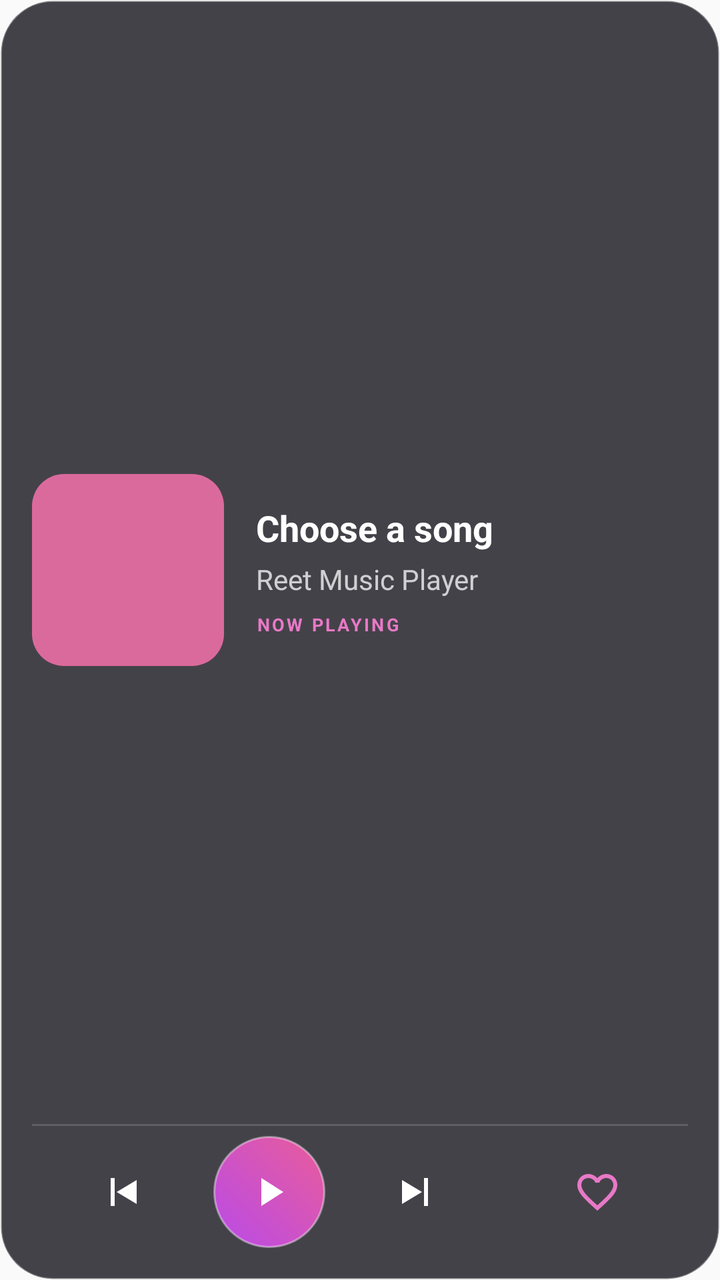
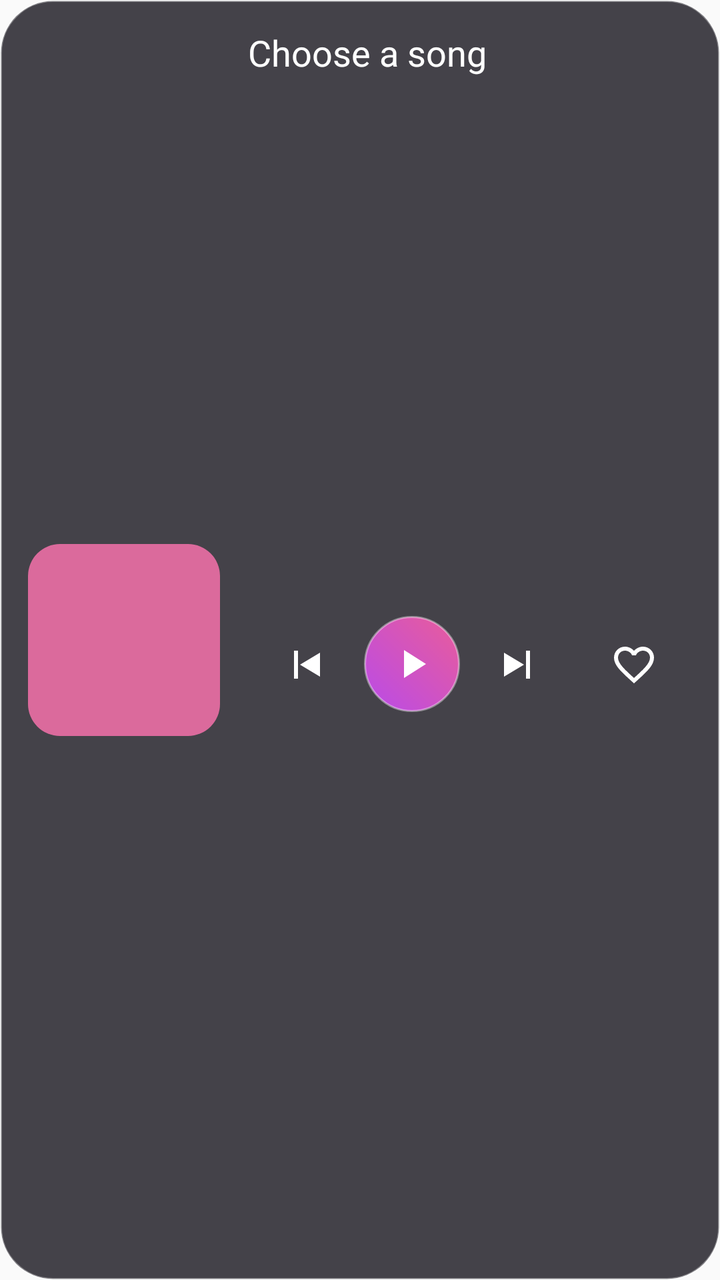

Screens rendered from an Android XML layout before and after an edit, with the pre-edit source and the edit as a unified diff.
<!-- AndroidManifest.xml: application theme android:Theme.Material.Light.NoActionBar -->
<!-- res/layout/widget_reet_music_large.xml -->
<?xml version="1.0" encoding="utf-8"?>
<LinearLayout xmlns:android="http://schemas.android.com/apk/res/android"
    android:id="@+id/widget_root"
    android:layout_width="match_parent"
    android:layout_height="match_parent"
    android:orientation="vertical"
    android:background="@drawable/widget_bg"
    android:padding="16dp">

    <LinearLayout
        android:layout_width="match_parent"
        android:layout_height="0dp"
        android:layout_weight="1"
        android:gravity="center_vertical"
        android:orientation="horizontal">

        <ImageView
            android:id="@+id/widget_art"
            android:layout_width="96dp"
            android:layout_height="96dp"
            android:scaleType="centerCrop"
            android:background="@drawable/widget_art_bg"
            android:contentDescription="Current song artwork" />

        <LinearLayout
            android:layout_width="0dp"
            android:layout_height="wrap_content"
            android:layout_weight="1"
            android:orientation="vertical"
            android:gravity="center_vertical"
            android:paddingStart="16dp">

            <TextView
                android:id="@+id/widget_title"
                android:layout_width="match_parent"
                android:layout_height="wrap_content"
                android:text="Choose a song"
                android:textColor="#FFFFFFFF"
                android:textSize="18sp"
                android:textStyle="bold"
                android:maxLines="2"
                android:ellipsize="end" />

            <TextView
                android:id="@+id/widget_artist"
                android:layout_width="match_parent"
                android:layout_height="wrap_content"
                android:text="Reet Music Player"
                android:textColor="#BFFFFFFF"
                android:textSize="14sp"
                android:maxLines="1"
                android:ellipsize="end"
                android:paddingTop="4dp" />

            <TextView
                android:layout_width="wrap_content"
                android:layout_height="wrap_content"
                android:text="NOW PLAYING"
                android:textColor="#FFE879C7"
                android:textSize="9sp"
                android:textStyle="bold"
                android:letterSpacing="0.12"
                android:paddingTop="7dp" />
        </LinearLayout>
    </LinearLayout>

    <TextView
        android:layout_width="match_parent"
        android:layout_height="1dp"
        android:background="#26FFFFFF"
        android:layout_marginTop="8dp"
        android:layout_marginBottom="5dp"
        android:text="" />

    <LinearLayout
        android:layout_width="match_parent"
        android:layout_height="56dp"
        android:gravity="center"
        android:orientation="horizontal">

        <ImageButton
            android:id="@+id/widget_previous"
            android:layout_width="0dp"
            android:layout_height="match_parent"
            android:layout_weight="1"
            android:background="@android:color/transparent"
            android:padding="15dp"
            android:src="@drawable/ic_widget_previous"
            android:tint="#E6FFFFFF"
            android:contentDescription="Previous song" />

        <ImageButton
            android:id="@+id/widget_play_pause"
            android:layout_width="56dp"
            android:layout_height="56dp"
            android:background="@drawable/widget_play_button_bg"
            android:padding="16dp"
            android:src="@drawable/ic_widget_play"
            android:tint="#FFFFFFFF"
            android:contentDescription="Play or pause" />

        <ImageButton
            android:id="@+id/widget_next"
            android:layout_width="0dp"
            android:layout_height="match_parent"
            android:layout_weight="1"
            android:background="@android:color/transparent"
            android:padding="12dp"
            android:src="@drawable/ic_widget_next"
            android:tint="#E6FFFFFF"
            android:contentDescription="Next song" />

        <ImageButton
            android:id="@+id/widget_favourite"
            android:layout_width="0dp"
            android:layout_height="match_parent"
            android:layout_weight="1"
            android:background="@android:color/transparent"
            android:padding="12dp"
            android:src="@drawable/ic_widget_favorite"
            android:tint="#FFE879C7"
            android:contentDescription="Toggle favourite" />
    </LinearLayout>
</LinearLayout>
<!-- resources referenced by this layout -->
<resources>
  <!-- drawable ic_widget_favorite (drawable) -->
  <vector xmlns:android="http://schemas.android.com/apk/res/android" android:width="24dp" android:height="24dp" android:viewportWidth="24" android:viewportHeight="24"><path android:fillColor="#FFFFFFFF" android:pathData="M12,21.35l-1.45,-1.32C5.4,15.36 2,12.28 2,8.5 2,5.42 4.42,3 7.5,3c1.74,0 3.41,0.81 4.5,2.09C13.09,3.81 14.76,3 16.5,3 19.58,3 22,5.42 22,8.5c0,3.78 -3.4,6.86 -8.55,11.54zM12,18.65c4.62,-4.18 8,-7.25 8,-10.15 0,-2 -1.5,-3.5 -3.5,-3.5 -1.54,0 -3.04,1 -3.57,2.36h-1.87C10.54,6 9.04,5 7.5,5 5.5,5 4,6.5 4,8.5c0,2.9 3.38,5.97 8,10.15z"/></vector>
  <!-- drawable ic_widget_next (drawable) -->
  <vector xmlns:android="http://schemas.android.com/apk/res/android" android:width="24dp" android:height="24dp" android:viewportWidth="24" android:viewportHeight="24"><path android:fillColor="#FFFFFFFF" android:pathData="M16,5h2v14h-2zM5,6v12l10,-6z"/></vector>
  <!-- drawable ic_widget_play (drawable) -->
  <vector xmlns:android="http://schemas.android.com/apk/res/android" android:width="24dp" android:height="24dp" android:viewportWidth="24" android:viewportHeight="24"><path android:fillColor="#FFFFFFFF" android:pathData="M8,5v14l11,-7z"/></vector>
  <!-- drawable ic_widget_previous (drawable) -->
  <vector xmlns:android="http://schemas.android.com/apk/res/android" android:width="24dp" android:height="24dp" android:viewportWidth="24" android:viewportHeight="24"><path android:fillColor="#FFFFFFFF" android:pathData="M6,5h2v14H6zM19,6v12L9,12z"/></vector>
  <!-- drawable widget_art_bg (drawable) -->
  <shape xmlns:android="http://schemas.android.com/apk/res/android" android:shape="rectangle"><corners android:radius="16dp"/><solid android:color="#FFDB6A9C"/></shape>
  <!-- drawable widget_bg (drawable) -->
  <shape xmlns:android="http://schemas.android.com/apk/res/android" android:shape="rectangle"><corners android:radius="26dp"/><solid android:color="#CC17141D"/><stroke android:width="1dp" android:color="#55FFFFFF"/></shape>
  <!-- drawable widget_play_button_bg (drawable) -->
  <shape xmlns:android="http://schemas.android.com/apk/res/android" android:shape="oval"><gradient android:startColor="#FFB94BE8" android:endColor="#FFE95C9A" android:angle="45"/><stroke android:width="1dp" android:color="#66FFFFFF"/></shape>
</resources>

<!-- the commit's change to res/layout/widget_reet_music_large.xml (unified diff, before → after) -->
@@ -3,122 +3,102 @@
     android:id="@+id/widget_root"
     android:layout_width="match_parent"
     android:layout_height="match_parent"
-    android:orientation="vertical"
+    android:orientation="horizontal"
+    android:gravity="center_vertical"
     android:background="@drawable/widget_bg"
-    android:padding="16dp">
+    android:padding="14dp">
+
+    <ImageView
+        android:id="@+id/widget_art"
+        android:layout_width="96dp"
+        android:layout_height="96dp"
+        android:scaleType="centerCrop"
+        android:background="@drawable/widget_art_bg"
+        android:contentDescription="Current song artwork" />
 
     <LinearLayout
-        android:layout_width="match_parent"
-        android:layout_height="0dp"
+        android:layout_width="0dp"
+        android:layout_height="match_parent"
         android:layout_weight="1"
+        android:orientation="vertical"
         android:gravity="center_vertical"
-        android:orientation="horizontal">
+        android:paddingStart="14dp">
 
-        <ImageView
-            android:id="@+id/widget_art"
-            android:layout_width="96dp"
-            android:layout_height="96dp"
-            android:scaleType="centerCrop"
-            android:background="@drawable/widget_art_bg"
-            android:contentDescription="Current song artwork" />
+        <TextView
+            android:id="@+id/widget_title"
+            android:layout_width="match_parent"
+            android:layout_height="wrap_content"
+            android:text="Choose a song"
+            android:textColor="#FFFFFFFF"
+            android:textSize="18sp"
+            android:fontFamily="sans"
+            android:maxLines="1"
+            android:ellipsize="marquee"
+            android:marqueeRepeatLimit="marquee_forever"
+            android:singleLine="true"
+            android:focusable="true"
+            android:focusableInTouchMode="true" />
+
+        <TextView
+            android:id="@+id/widget_artist"
+            android:layout_width="match_parent"
+            android:layout_height="wrap_content"
+            android:visibility="gone"
+            android:text="Reet Music Player"
+            android:textColor="#BFFFFFFF"
+            android:textSize="11sp"
+            android:maxLines="1"
+            android:ellipsize="end" />
 
         <LinearLayout
-            android:layout_width="0dp"
-            android:layout_height="wrap_content"
+            android:layout_width="match_parent"
+            android:layout_height="0dp"
             android:layout_weight="1"
-            android:orientation="vertical"
             android:gravity="center_vertical"
-            android:paddingStart="16dp">
+            android:orientation="horizontal">
 
-            <TextView
-                android:id="@+id/widget_title"
-                android:layout_width="match_parent"
-                android:layout_height="wrap_content"
-                android:text="Choose a song"
-                android:textColor="#FFFFFFFF"
-                android:textSize="18sp"
-                android:textStyle="bold"
-                android:maxLines="2"
-                android:ellipsize="end" />
+            <ImageButton
+                android:id="@+id/widget_previous"
+                android:layout_width="0dp"
+                android:layout_height="match_parent"
+                android:layout_weight="1"
+                android:background="@android:color/transparent"
+                android:padding="14dp"
+                android:src="@drawable/ic_widget_previous"
+                android:tint="#F5FFFFFF"
+                android:contentDescription="Previous song" />
 
-            <TextView
-                android:id="@+id/widget_artist"
-                android:layout_width="match_parent"
-                android:layout_height="wrap_content"
-                android:text="Reet Music Player"
-                android:textColor="#BFFFFFFF"
-                android:textSize="14sp"
-                android:maxLines="1"
-                android:ellipsize="end"
-                android:paddingTop="4dp" />
+            <ImageButton
+                android:id="@+id/widget_play_pause"
+                android:layout_width="48dp"
+                android:layout_height="48dp"
+                android:background="@drawable/widget_play_button_bg"
+                android:padding="14dp"
+                android:src="@drawable/ic_widget_play"
+                android:tint="#FFFFFFFF"
+                android:contentDescription="Play or pause" />
 
-            <TextView
-                android:layout_width="wrap_content"
-                android:layout_height="wrap_content"
-                android:text="NOW PLAYING"
-                android:textColor="#FFE879C7"
-                android:textSize="9sp"
-                android:textStyle="bold"
-                android:letterSpacing="0.12"
-                android:paddingTop="7dp" />
+            <ImageButton
+                android:id="@+id/widget_next"
+                android:layout_width="0dp"
+                android:layout_height="match_parent"
+                android:layout_weight="1"
+                android:background="@android:color/transparent"
+                android:padding="14dp"
+                android:src="@drawable/ic_widget_next"
+                android:tint="#F5FFFFFF"
+                android:contentDescription="Next song" />
+
+            <ImageButton
+                android:id="@+id/widget_favourite"
+                android:layout_width="0dp"
+                android:layout_height="match_parent"
+                android:layout_weight="1"
+                android:background="@android:color/transparent"
+                android:padding="14dp"
+                android:src="@drawable/ic_widget_favorite"
+                android:tint="#FFFFFFFF"
+                android:contentDescription="Toggle favourite" />
         </LinearLayout>
     </LinearLayout>
-
-    <TextView
-        android:layout_width="match_parent"
-        android:layout_height="1dp"
-        android:background="#26FFFFFF"
-        android:layout_marginTop="8dp"
-        android:layout_marginBottom="5dp"
-        android:text="" />
-
-    <LinearLayout
-        android:layout_width="match_parent"
-        android:layout_height="56dp"
-        android:gravity="center"
-        android:orientation="horizontal">
-
-        <ImageButton
-            android:id="@+id/widget_previous"
-            android:layout_width="0dp"
-            android:layout_height="match_parent"
-            android:layout_weight="1"
-            android:background="@android:color/transparent"
-            android:padding="15dp"
-            android:src="@drawable/ic_widget_previous"
-            android:tint="#E6FFFFFF"
-            android:contentDescription="Previous song" />
-
-        <ImageButton
-            android:id="@+id/widget_play_pause"
-            android:layout_width="56dp"
-            android:layout_height="56dp"
-            android:background="@drawable/widget_play_button_bg"
-            android:padding="16dp"
-            android:src="@drawable/ic_widget_play"
-            android:tint="#FFFFFFFF"
-            android:contentDescription="Play or pause" />
-
-        <ImageButton
-            android:id="@+id/widget_next"
-            android:layout_width="0dp"
-            android:layout_height="match_parent"
-            android:layout_weight="1"
-            android:background="@android:color/transparent"
-            android:padding="12dp"
-            android:src="@drawable/ic_widget_next"
-            android:tint="#E6FFFFFF"
-            android:contentDescription="Next song" />
-
-        <ImageButton
-            android:id="@+id/widget_favourite"
-            android:layout_width="0dp"
-            android:layout_height="match_parent"
-            android:layout_weight="1"
-            android:background="@android:color/transparent"
-            android:padding="12dp"
-            android:src="@drawable/ic_widget_favorite"
-            android:tint="#FFE879C7"
-            android:contentDescription="Toggle favourite" />
-    </LinearLayout>
 </LinearLayout>
